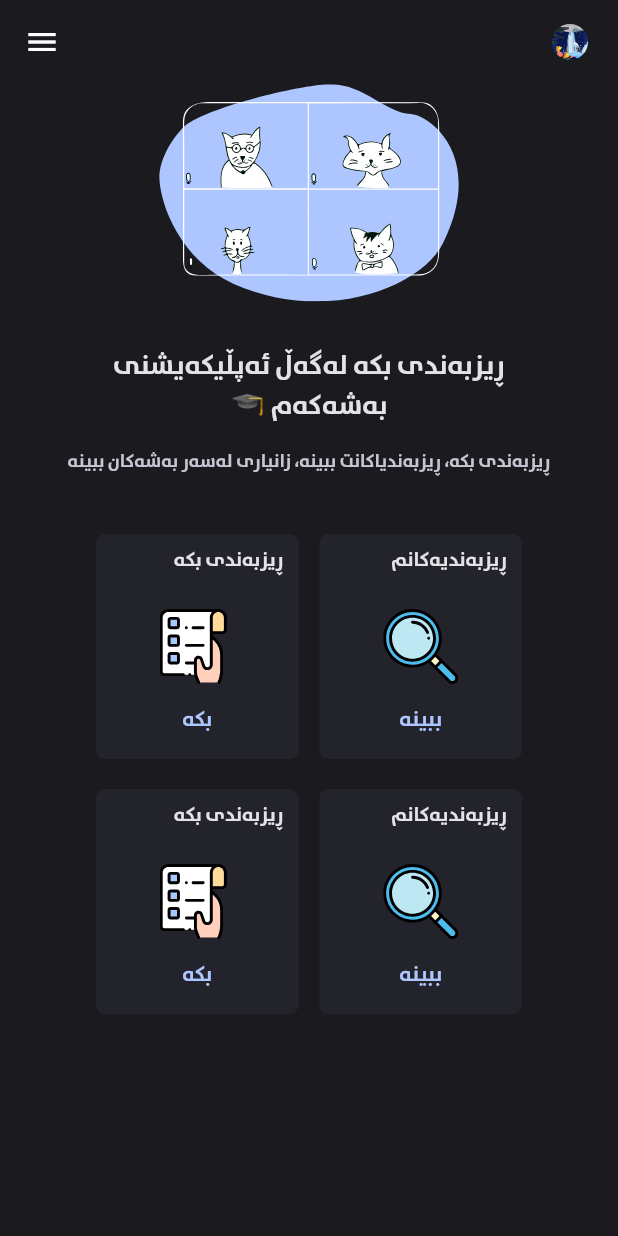
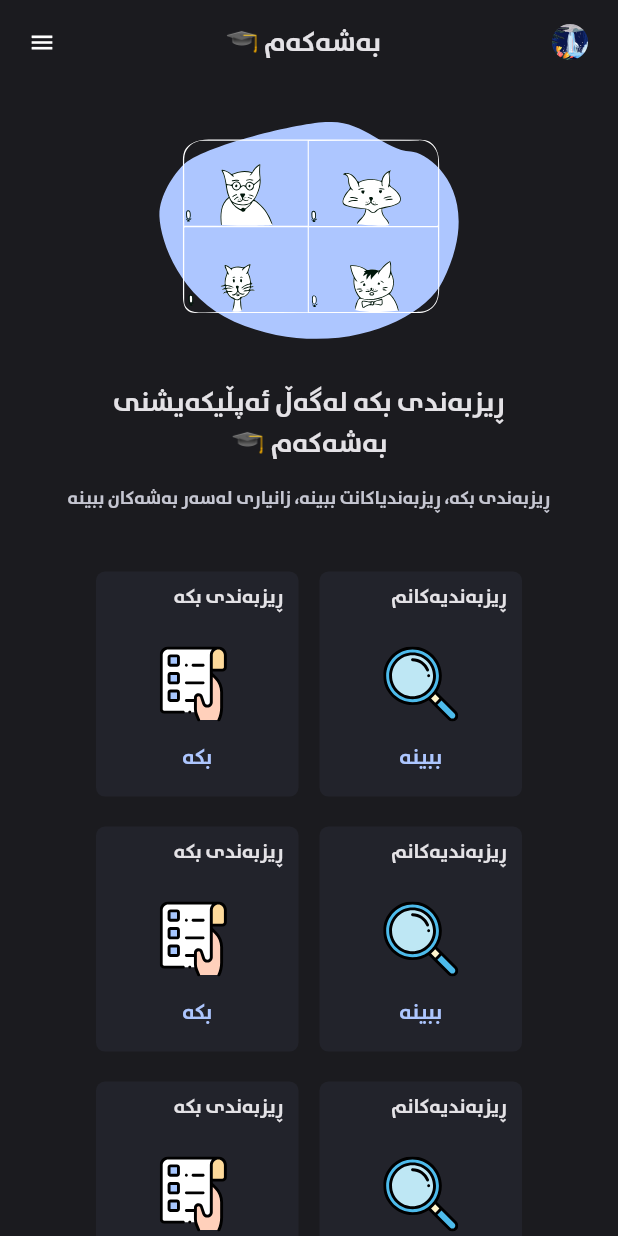
Before and after one commit to akar-jaza/bashakam, a Flutter app: the screen it shows after launch, on a phone screen of 412 x 824 dp. Run offline on Flutter 3.47's test engine with Material 2 defaults, Android fonts, the phone set to English and light mode, and no system bars; our stand-ins replace flutter_svg; missing offline and left inert: dart:ffi.

Commit message:
body now scrollable

```diff
--- a/lib/Homepage.dart
+++ b/lib/Homepage.dart
@@ -38,11 +38,24 @@ class _HomePageState extends State<HomePage> {
         backgroundColor: colorFile.kbodyColor,
         appBar: AppBar(
           backgroundColor: colorFile.kbodyColor,
+          title: Center(
+            child: Text(
+              '🎓 بەشەکەم',
+              style: TextStyle(
+                fontSize: 18,
+                color: colorFile.kWhiteTextColor,
+                fontFamily: 'rabarBold',
+              ),
+            ),
+          ),
           leading: Builder(
             builder: (BuildContext context) {
               return IconButton(
                 color: Colors.white,
-                icon: Icon(Icons.menu_outlined),
+                icon: Icon(
+                  Icons.menu_outlined,
+                  size: 18,
+                ),
                 onPressed: () {
                   Scaffold.of(context).openDrawer();
                 },
@@ -66,9 +79,13 @@ class _HomePageState extends State<HomePage> {
             ),
           ],
         ),
-        body: Center(
+        body: SingleChildScrollView(
+          child: Center(
             child: Column(
               children: [
+                SizedBox(
+                  height: 25,
+                ),
                 SvgPicture.asset(
                   'assets/images/cats.svg',
                   width: 200,
@@ -136,8 +153,27 @@ class _HomePageState extends State<HomePage> {
                       text: 'ڕیزبەندیەکانم',
                     ),
                   ],
-              )
+                ),
+                Row(
+                  mainAxisAlignment: MainAxisAlignment.center,
+                  children: [
+                    MyCard(
+                      imageAsset: 'assets/images/list3.svg',
+                      buttonTitle: 'بکە',
+                      color: colorFile.kWhiteTextColor,
+                      text: 'ڕیزبەندی بکە',
+                    ),
+                    MyCard(
+                      imageAsset: 'assets/images/zarabin.svg',
+                      buttonTitle: 'ببینە',
+                      color: colorFile.kWhiteTextColor,
+                      text: 'ڕیزبەندیەکانم',
+                    ),
                   ],
+                ),
+
+              ],
+            ),
           ),
         ),
       ),
--- a/lib/main.dart
+++ b/lib/main.dart
@@ -17,6 +17,7 @@ class Main extends StatelessWidget {
       theme: ThemeData(
         useMaterial3: true, fontFamily: 'rabarBold',
         primaryColorDark: ColorFile().kblueColor,
+
         // appBarTheme: AppBarTheme(
         //   color: colorFile.appBarColor,
         // ),
```
Lines whose indentation alone changed are shown as unchanged.
